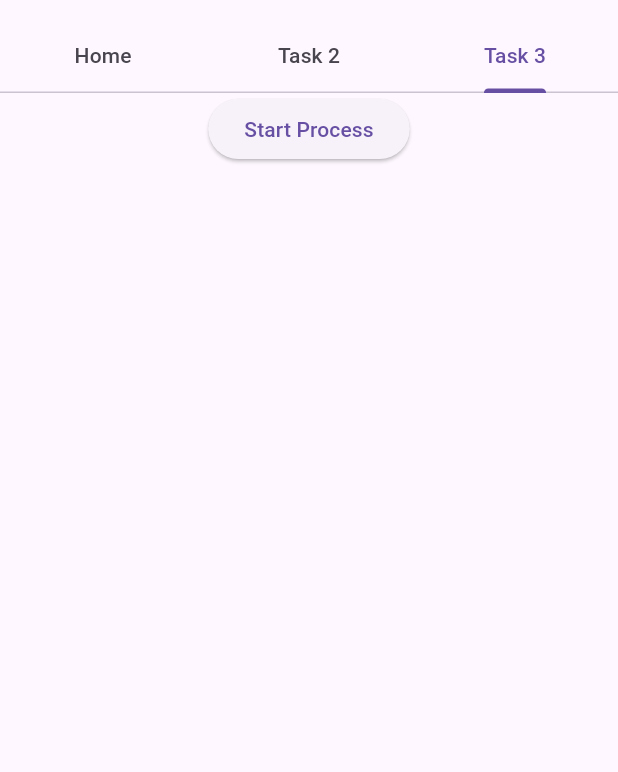
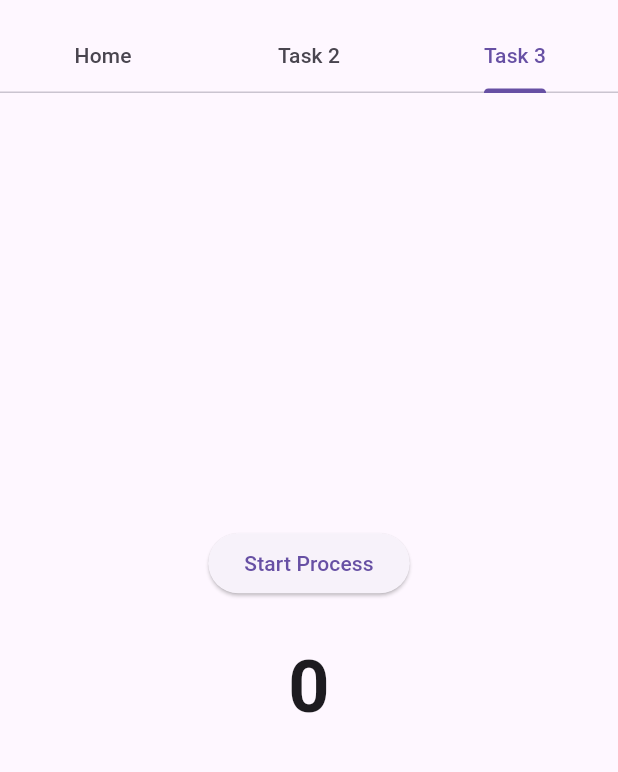
Before and after one commit to saleh550/Grand-Tasks-App, a Flutter app: the screen it shows after launch, tab 3 chosen, on a phone screen of 412 x 824 dp, the part 63-835 px from its top. Run offline on Flutter 3.47's test engine with Material 3 defaults, Android fonts, the phone set to English and light mode, and no system bars.

Commit message:
code has been fixed

```diff
--- a/lib/app.dart
+++ b/lib/app.dart
@@ -2,6 +2,9 @@ import 'package:flutter/material.dart';
 import 'main_screen.dart';
 
 class MyApp extends StatelessWidget {
+  final String title;
+
+  MyApp(this.title);
   @override
   Widget build(BuildContext context) {
     return MaterialApp(
--- a/lib/main.dart
+++ b/lib/main.dart
@@ -4,5 +4,5 @@ import 'package:flutter/material.dart';
 import '/app.dart';
 
 void main() {
-  runApp(MyApp());
+  runApp(MyApp('My App'));
 }
--- a/lib/main_screen.dart
+++ b/lib/main_screen.dart
@@ -1,7 +1,7 @@
 import 'package:flutter/material.dart';
 import 'screens/home_screen.dart';
-import 'screens/task_2_screen.dart';
-import 'screens/task_3_screen.dart';
+import 'screens/secondScreen.dart';
+import 'screens/ThirdScreen.dart';
 
 class MainScreen extends StatelessWidget {
   @override
@@ -22,8 +22,8 @@ class MainScreen extends StatelessWidget {
         body: TabBarView(
           children: [
             HomeScreen(),
-            Task2Screen(),
-            Task3Screen(),
+            SecondScreen(),
+            ThirdScreen(),
           ],
         ),
       ),
--- a/lib/screens/task_3_screen.dart
+++ b/lib/screens/ThirdScreen.dart
@@ -1,31 +1,40 @@
 // screens/home_screen.dart
 import 'package:flutter/material.dart';
 
-class Task3Screen extends StatefulWidget  {
+class ThirdScreen extends StatefulWidget  {
   @override
 _Task3ScreenState createState()=>_Task3ScreenState();
 }
-class _Task3ScreenState extends State<Task3Screen> {
+class _Task3ScreenState extends State<ThirdScreen> {
   List<int> numbers = [];
+  int currentNumber = 0;
   bool isProcessing = false;
-
+  bool isEvenTurn = true;
   // Even numbers
   Future<void> generateEvenNumbers() async {
     for (int i = 0; i < 100; i += 2) {
+      while (!isEvenTurn) {
+        await Future.delayed(Duration(milliseconds: 10));
+      }
       await Future.delayed(Duration(milliseconds: 500));
       setState(() {
-        numbers.add(i);
+        currentNumber=i;
       });
+      isEvenTurn = false;
     }
   }
 
   // Odd numbers
   Future<void> generateOddNumbers() async {
     for (int i = 1; i < 100; i += 2) {
+      while (isEvenTurn) {
+        await Future.delayed(Duration(milliseconds: 10));
+      }
       await Future.delayed(Duration(milliseconds: 500));
       setState(() {
-        numbers.add(i);
+        currentNumber=i;
       });
+      isEvenTurn = true;
     }
   }
 
@@ -33,7 +42,7 @@ class _Task3ScreenState extends State<Task3Screen> {
     if (isProcessing) return;
 
     setState(() {
-      numbers.clear();
+      currentNumber = 0;
       isProcessing = true;
     });
 
@@ -50,23 +59,22 @@ class _Task3ScreenState extends State<Task3Screen> {
 
   @override
   Widget build(BuildContext context) {
-    return Column(
+    return Center(
+      child: Column(
+        mainAxisAlignment: MainAxisAlignment.center,
         children: [
           ElevatedButton(
             onPressed: startProcess,
             child: Text('Start Process'),
           ),
-        Expanded(
-          child: ListView.builder(
-            itemCount: numbers.length,
-            itemBuilder: (context, index) {
-              return ListTile(
-                title: Text(numbers[index].toString()),
-              );
-            },
-          ),
+          SizedBox(height: 24),
+          Text(
+            '$currentNumber',
+            style: TextStyle(fontSize: 48, fontWeight: FontWeight.bold),
           ),
         ],
+      ),
     );
   }
+
 }
--- a/lib/screens/task_2_screen.dart
+++ b/lib/screens/secondScreen.dart
@@ -1,11 +1,11 @@
 // screens/home_screen.dart
 import 'package:flutter/material.dart';
 
-class Task2Screen extends StatefulWidget  {
+class SecondScreen extends StatefulWidget  {
   @override
   _Task2ScreenState createState() => _Task2ScreenState();
 }
-class _Task2ScreenState extends State<Task2Screen> {
+class _Task2ScreenState extends State<SecondScreen> {
   final TextEditingController _controller = TextEditingController();
   String _displayText = '';
 
```
Also changed, not shown: 1 other file. Lines whose indentation alone changed are shown as unchanged.
